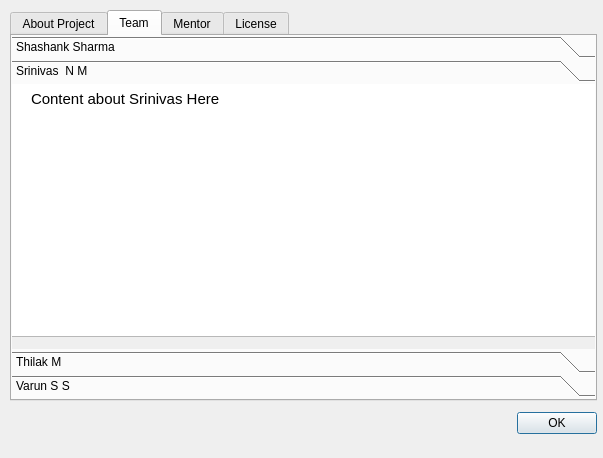
shashankrnr32/KannadaTTS-Application, file App/ui/AboutWindow.ui: the form before one commit.
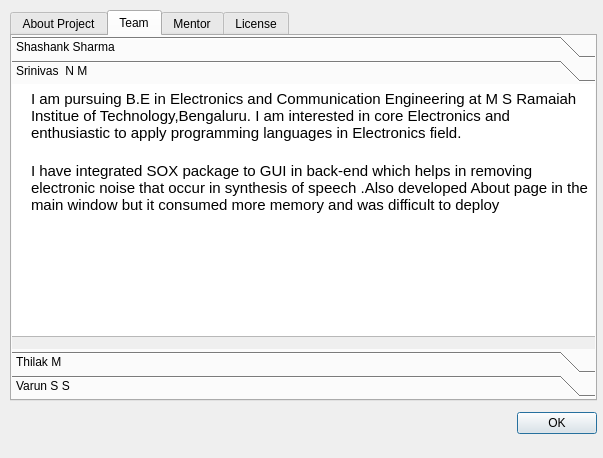
The form after the commit. The open tabs and pages were chosen to show the change. Icons and pictures are not drawn.

```diff
--- a/App/ui/AboutWindow.ui
+++ b/App/ui/AboutWindow.ui
@@ -157,8 +157,8 @@
        <rect>
         <x>0</x>
         <y>0</y>
-        <width>98</width>
-        <height>28</height>
+        <width>587</width>
+        <height>253</height>
        </rect>
       </property>
       <attribute name="label">
@@ -183,7 +183,9 @@
 &lt;td&gt;
 &lt;p style=&quot; margin-top:0px; margin-bottom:0px; margin-left:0px; margin-right:0px; -qt-block-indent:0; text-indent:0px;&quot;&gt;&lt;img src=&quot;:/img/img/snm.jpg&quot; width=&quot;150&quot; height=&quot;150&quot; /&gt;&lt;/p&gt;&lt;/td&gt;
 &lt;td&gt;
-&lt;p style=&quot; margin-top:20px; margin-bottom:5px; margin-left:10px; margin-right:0px; -qt-block-indent:0; text-indent:0px;&quot;&gt;Content about Srinivas Here&lt;/p&gt;&lt;/td&gt;&lt;/tr&gt;&lt;/table&gt;&lt;/body&gt;&lt;/html&gt;</string>
+&lt;p style=&quot; margin-top:20px; margin-bottom:5px; margin-left:10px; margin-right:0px; -qt-block-indent:0; text-indent:0px;&quot;&gt;I am pursuing B.E in Electronics and Communication Engineering at M S Ramaiah Institue of Technology,Bengaluru. I am interested in core Electronics and enthusiastic to apply programming languages in Electronics field.&lt;/p&gt;
+&lt;p style=&quot; margin-top:20px; margin-bottom:5px; margin-left:10px; margin-right:0px; -qt-block-indent:0; text-indent:0px;&quot;&gt;I have integrated SOX package to GUI in back-end which helps in removing electronic noise that occur in synthesis of speech .Also developed About page in the main window but it consumed more memory and was difficult to deploy&lt;/p&gt;
+&lt;p style=&quot;-qt-paragraph-type:empty; margin-top:0px; margin-bottom:0px; margin-left:0px; margin-right:0px; -qt-block-indent:0; text-indent:0px;&quot;&gt;&lt;br /&gt;&lt;/p&gt;&lt;/td&gt;&lt;/tr&gt;&lt;/table&gt;&lt;/body&gt;&lt;/html&gt;</string>
        </property>
       </widget>
      </widget>
```
Left out of the diff: 2 changed lines with no effect on the pictures.
